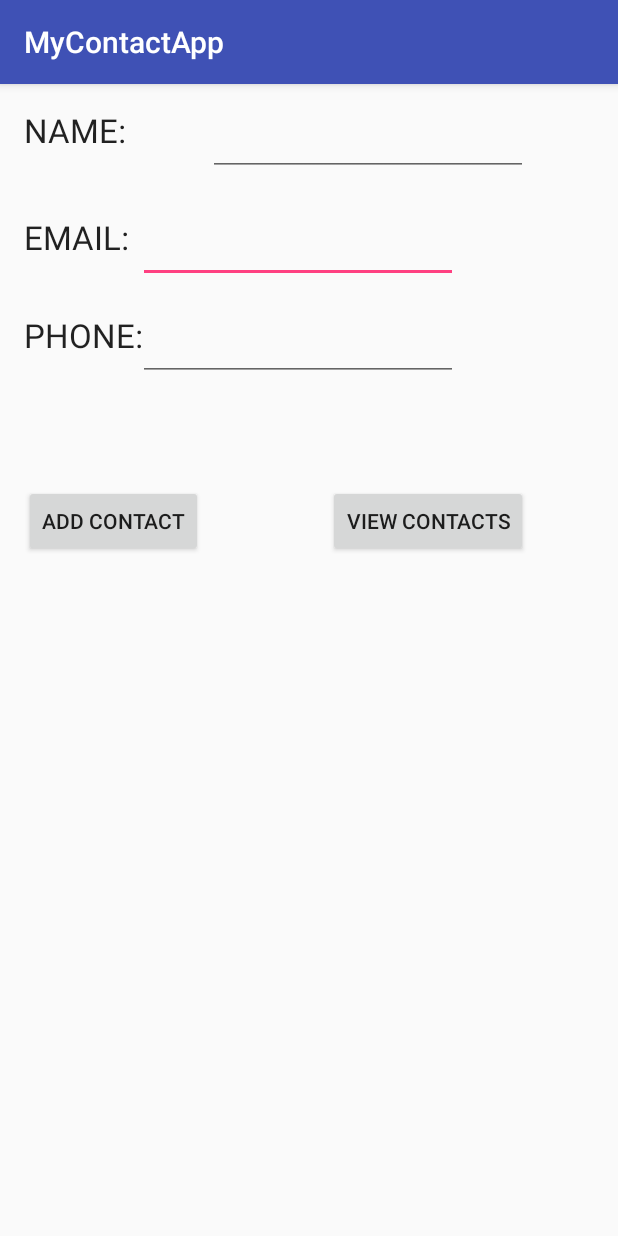
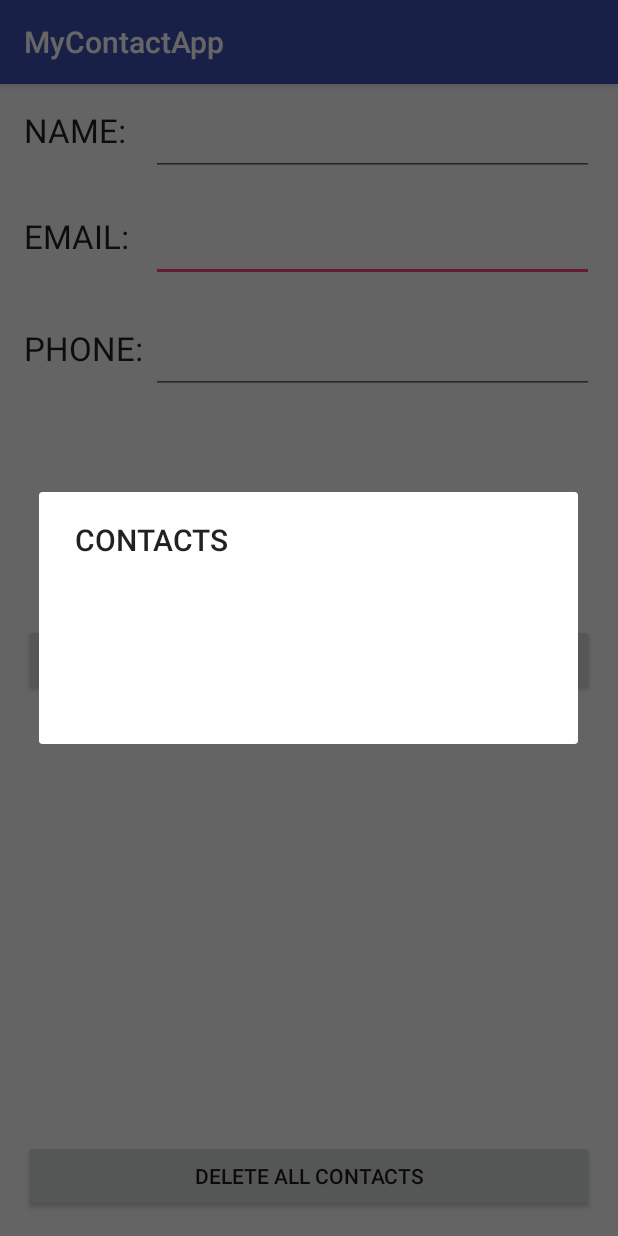
Before and after one commit to alexz648/MyContactApp2017, an Android app: the screen it shows after launch (MainActivity), after a tap on "VIEW CONTACTS", on a phone screen of 412 x 824 dp. Run offline under Robolectric (Android 15) with nearby library versions, the phone set to English and light mode, and no system bars.

Commit message:
Updated all classes
All steps from 1-7 are complete; #8 will be done tomorrow

```diff
--- a/MyContactApp/app/src/main/java/com/example/zhanga7141/mycontactapp/DatabaseHelper.java
+++ b/MyContactApp/app/src/main/java/com/example/zhanga7141/mycontactapp/DatabaseHelper.java
@@ -19,7 +19,7 @@ public class DatabaseHelper extends SQLiteOpenHelper {
     public static final String COL_4 = "PHONE";
 
     public DatabaseHelper(Context context) {
-        super(context, DATABASE_NAME, null, 1);
+        super(context, DATABASE_NAME, null, 2);
     }
 
     @Override
@@ -35,7 +35,7 @@ public class DatabaseHelper extends SQLiteOpenHelper {
 
     }
 
-    public boolean insertData(String name, String s, String toString) {
+    public boolean insertData(String name, String phone, String email) {
         SQLiteDatabase db = this.getWritableDatabase();
         ContentValues contentValues = new ContentValues();
         contentValues.put(COL_2, name);
--- a/MyContactApp/app/src/main/java/com/example/zhanga7141/mycontactapp/MainActivity.java
+++ b/MyContactApp/app/src/main/java/com/example/zhanga7141/mycontactapp/MainActivity.java
@@ -1,6 +1,7 @@
 package com.example.zhanga7141.mycontactapp;
 
 import android.database.Cursor;
+import android.support.v7.app.AlertDialog;
 import android.support.v7.app.AppCompatActivity;
 import android.os.Bundle;
 import android.util.Log;
@@ -27,21 +28,21 @@ public class MainActivity extends AppCompatActivity {
         editName = (EditText) findViewById(R.id.editText_name);
         editPhone = (EditText) findViewById(R.id.editText_phone);
         editEmail = (EditText) findViewById(R.id.editText_email);
+
+
     }
 
-    public void addData(View v){
-         boolean isInserted = myDb.insertData(editName.getText().toString(), editPhone.getText().toString(), editEmail.getText().toString());
+    public void addData(View v) {
+        boolean isInserted = myDb.insertData(editName.getText().toString(), editPhone.getText().toString(), editEmail.getText().toString());
 
-        if(isInserted == true) {
+        if (isInserted == true) {
             Log.d("MyContact", "Data insertion successful");
             //Create toast message to user indicating data inserted correctly
-            Toast.makeText(getApplicationContext(), "successful", Toast.LENGTH_SHORT).show();
-        }
-
-        else {
+            Toast.makeText(getApplicationContext(), "Data insertion successful", Toast.LENGTH_SHORT).show();
+        } else {
             Log.d("MyContact", "Data insertion NOT successful");
             //Create toast message to user indicating data inserted incorrectly
-            Toast.makeText(getApplicationContext(), "unsuccessful", Toast.LENGTH_SHORT).show();
+            Toast.makeText(getApplicationContext(), "Data insertion unsuccessful", Toast.LENGTH_SHORT).show();
 
         }
     }
@@ -61,10 +62,36 @@ public class MainActivity extends AppCompatActivity {
         //      append each COL (method append in string buffer class) to buffer
         //      use getString method
 
-        showMessage("Data", buffer.toString());
+        while(res.moveToNext())
+        {
+            for (int col = 1; col <= 3; col++)
+            {
+                buffer.append(res.getString(col));
+                buffer.append("\n");
+            }
+
+            buffer.append("\n");
+        }
+
+        showMessage("CONTACTS", buffer.toString());
+
     }
 
     private void showMessage(String title, String message) {
+        AlertDialog.Builder builder = new AlertDialog.Builder(this);
+        builder.setCancelable(true);
+        builder.setTitle(title);
+        builder.setMessage(message);
+        builder.show();
+    }
+
+    public String searchName()
+    {
+        return null;
+    }
+
+    public void deleteAll()
+    {
 
     }
 }
--- a/MyContactApp/app/src/main/res/layout/activity_main.xml
+++ b/MyContactApp/app/src/main/res/layout/activity_main.xml
@@ -14,9 +14,9 @@
         android:layout_height="wrap_content"
         android:textAppearance="?android:attr/textAppearanceLarge"
         android:text="NAME:"
-        android:id="@+id/editText_name"
         android:layout_alignTop="@+id/editText_name"
-        android:layout_alignParentStart="true" />
+        android:layout_alignParentStart="true"
+        android:id="@+id/name" />
 
     <Button
         android:layout_width="wrap_content"
@@ -24,29 +24,29 @@
         android:text="ADD CONTACT"
         android:id="@+id/button"
         android:onClick="addData"
-        android:layout_marginTop="69dp"
-        android:layout_below="@+id/editText_phone"
-        android:layout_alignParentStart="true"
-        android:nestedScrollingEnabled="true" />
+        android:nestedScrollingEnabled="true"
+        android:layout_centerVertical="true"
+        android:layout_alignParentStart="true" />
 
     <EditText
         android:layout_width="wrap_content"
         android:layout_height="wrap_content"
         android:inputType="textEmailAddress"
         android:ems="10"
-        android:layout_alignTop="@+id/textView2"
+        android:id="@+id/editText_email"
+        android:layout_alignTop="@+id/email"
         android:layout_alignStart="@+id/editText_phone"
-        android:id="@+id/editText_email" />
+        android:layout_alignParentEnd="true" />
 
     <TextView
         android:layout_width="wrap_content"
         android:layout_height="wrap_content"
         android:textAppearance="?android:attr/textAppearanceLarge"
         android:text="EMAIL: "
-        android:id="@+id/textView2"
-        android:layout_marginTop="26dp"
+        android:id="@+id/email"
         android:layout_below="@+id/editText_name"
-        android:layout_alignParentStart="true" />
+        android:layout_alignParentStart="true"
+        android:layout_marginTop="25dp" />
 
     <EditText
         android:layout_width="wrap_content"
@@ -55,7 +55,8 @@
         android:ems="10"
         android:id="@+id/editText_name"
         android:layout_alignParentTop="true"
-        android:layout_alignEnd="@+id/button2" />
+        android:layout_alignParentEnd="true"
+        android:layout_toEndOf="@+id/phone" />
 
     <EditText
         android:layout_width="wrap_content"
@@ -63,16 +64,17 @@
         android:inputType="phone"
         android:ems="10"
         android:id="@+id/editText_phone"
-        android:layout_marginTop="36dp"
-        android:layout_below="@+id/textView2"
-        android:layout_toEndOf="@+id/textView2" />
+        android:layout_below="@+id/editText_email"
+        android:layout_alignStart="@+id/editText_name"
+        android:layout_marginTop="29dp"
+        android:layout_alignParentEnd="true" />
 
     <TextView
         android:layout_width="wrap_content"
         android:layout_height="wrap_content"
         android:textAppearance="?android:attr/textAppearanceLarge"
         android:text="PHONE: "
-        android:id="@+id/textView3"
+        android:id="@+id/phone"
         android:layout_alignTop="@+id/editText_phone"
         android:layout_alignParentStart="true" />
 
@@ -81,10 +83,18 @@
         android:layout_height="wrap_content"
         android:text="VIEW CONTACTS"
         android:id="@+id/button2"
+        android:onClick="viewData"
+        android:nestedScrollingEnabled="true"
         android:layout_alignTop="@+id/button"
-        android:layout_alignParentEnd="true"
-        android:layout_marginEnd="44dp"
-        android:onClick="viewData"
-        android:nestedScrollingEnabled="true" />
+        android:layout_alignParentEnd="true" />
+
+    <Button
+        android:layout_width="wrap_content"
+        android:layout_height="wrap_content"
+        android:text="DELETE ALL CONTACTS"
+        android:id="@+id/button3"
+        android:layout_alignParentBottom="true"
+        android:layout_alignParentStart="true"
+        android:layout_alignEnd="@+id/button2" />
 
 </RelativeLayout>
```
